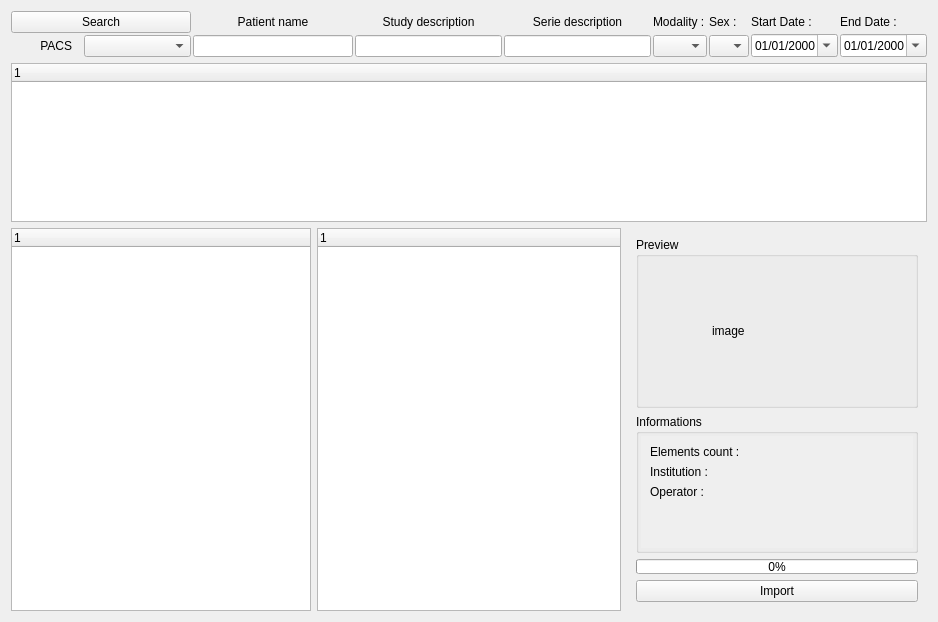
First picture: the form in Code/qtdcm.ui, repository qtdcm/qtdcm, before the edit.
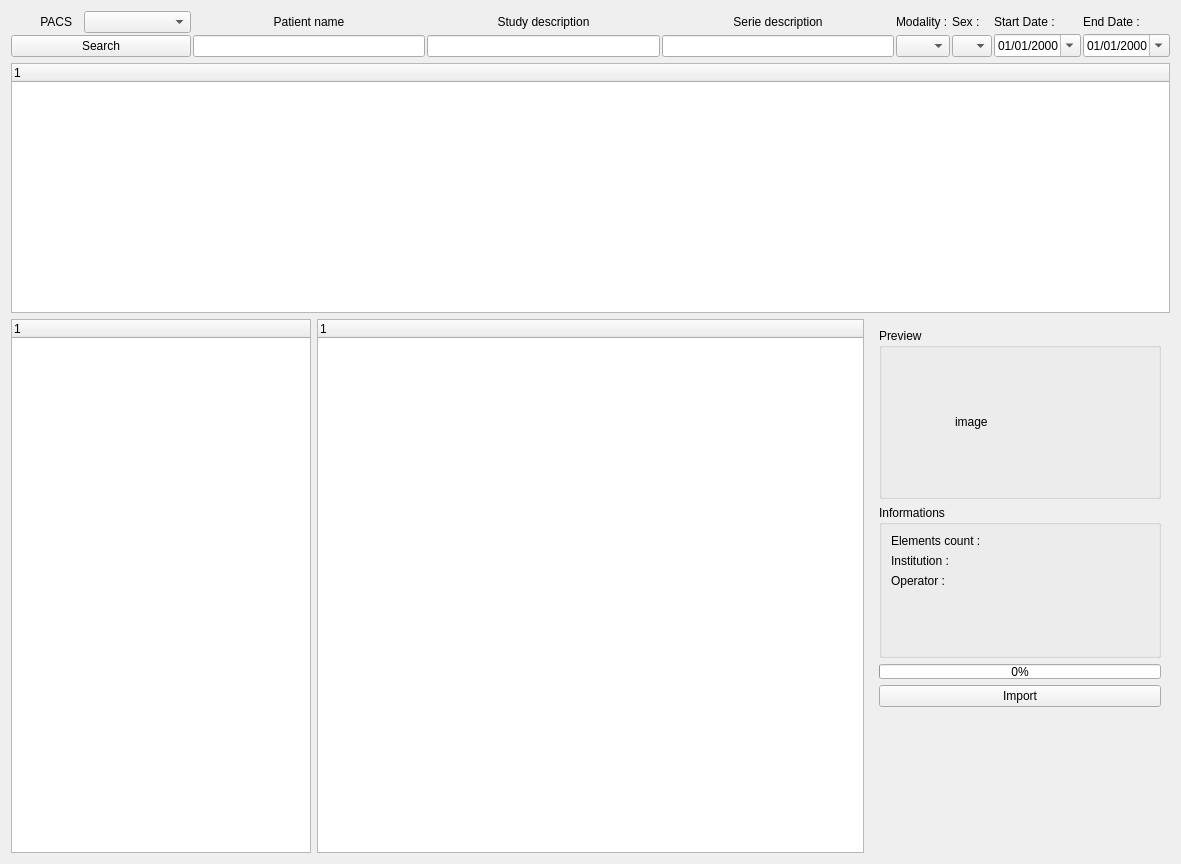
Second picture: the form after the edit. Icons and pictures are not drawn.

Commit message: remove QScrollArea in current serie info view. + Some other improvements in the gui

```diff
--- a/Code/qtdcm.ui
+++ b/Code/qtdcm.ui
@@ -6,8 +6,8 @@
    <rect>
     <x>0</x>
     <y>0</y>
-    <width>938</width>
-    <height>622</height>
+    <width>1181</width>
+    <height>864</height>
    </rect>
   </property>
   <property name="windowTitle">
@@ -37,23 +37,6 @@
       </property>
       <item row="0" column="0">
        <layout class="QVBoxLayout" name="verticalLayout">
-        <item>
-         <widget class="QPushButton" name="searchButton">
-          <property name="minimumSize">
-           <size>
-            <width>180</width>
-            <height>0</height>
-           </size>
-          </property>
-          <property name="text">
-           <string>Search</string>
-          </property>
-          <property name="icon">
-           <iconset resource="../Resources/qtdcm.qrc">
-            <normaloff>:/Images/search.svg</normaloff>:/Images/search.svg</iconset>
-          </property>
-         </widget>
-        </item>
         <item>
          <layout class="QHBoxLayout" name="horizontalLayout_8">
           <item>
@@ -61,7 +44,7 @@
             <property name="maximumSize">
              <size>
               <width>24</width>
-              <height>16777215</height>
+              <height>24</height>
              </size>
             </property>
             <property name="text">
@@ -93,6 +76,23 @@
           </item>
          </layout>
         </item>
+        <item>
+         <widget class="QPushButton" name="searchButton">
+          <property name="minimumSize">
+           <size>
+            <width>180</width>
+            <height>0</height>
+           </size>
+          </property>
+          <property name="text">
+           <string>Search</string>
+          </property>
+          <property name="icon">
+           <iconset resource="../Resources/qtdcm.qrc">
+            <normaloff>:/Images/search.svg</normaloff>:/Images/search.svg</iconset>
+          </property>
+         </widget>
+        </item>
        </layout>
       </item>
       <item row="0" column="1">
@@ -481,31 +481,7 @@
            <string>Informations</string>
           </property>
           <layout class="QGridLayout" name="gridLayout_3">
-           <property name="margin">
-            <number>2</number>
-           </property>
-           <property name="spacing">
-            <number>2</number>
-           </property>
            <item row="0" column="0">
-            <widget class="QScrollArea" name="scrollArea">
-             <property name="frameShape">
-              <enum>QFrame::NoFrame</enum>
-             </property>
-             <property name="widgetResizable">
-              <bool>true</bool>
-             </property>
-             <widget class="QWidget" name="scrollAreaWidgetContents">
-              <property name="geometry">
-               <rect>
-                <x>0</x>
-                <y>0</y>
-                <width>270</width>
-                <height>133</height>
-               </rect>
-              </property>
-              <layout class="QVBoxLayout" name="verticalLayout_2">
-               <item>
                 <layout class="QHBoxLayout" name="horizontalLayout_4">
                  <item>
                   <widget class="QLabel" name="label">
@@ -523,7 +499,7 @@
                  </item>
                 </layout>
                </item>
-               <item>
+           <item row="1" column="0">
                 <layout class="QHBoxLayout" name="horizontalLayout_5">
                  <item>
                   <widget class="QLabel" name="label_3">
@@ -541,7 +517,7 @@
                  </item>
                 </layout>
                </item>
-               <item>
+           <item row="2" column="0">
                 <layout class="QHBoxLayout" name="horizontalLayout_7">
                  <item>
                   <widget class="QLabel" name="label_5">
@@ -559,25 +535,21 @@
                  </item>
                 </layout>
                </item>
-               <item>
+           <item row="3" column="0">
                 <spacer name="verticalSpacer">
                  <property name="orientation">
                   <enum>Qt::Vertical</enum>
                  </property>
                  <property name="sizeType">
-                  <enum>QSizePolicy::Expanding</enum>
+              <enum>QSizePolicy::MinimumExpanding</enum>
                  </property>
                  <property name="sizeHint" stdset="0">
                   <size>
-                   <width>20</width>
-                   <height>40</height>
+               <width>103</width>
+               <height>58</height>
                   </size>
                  </property>
                 </spacer>
-               </item>
-              </layout>
-             </widget>
-            </widget>
            </item>
           </layout>
          </widget>
@@ -606,6 +578,19 @@
           </property>
          </widget>
         </item>
+        <item row="4" column="0">
+         <spacer name="verticalSpacer_2">
+          <property name="orientation">
+           <enum>Qt::Vertical</enum>
+          </property>
+          <property name="sizeHint" stdset="0">
+           <size>
+            <width>20</width>
+            <height>40</height>
+           </size>
+          </property>
+         </spacer>
+        </item>
        </layout>
       </widget>
      </item>
```
Lines whose indentation alone changed are shown as unchanged. The commit also changes 1 other file.
